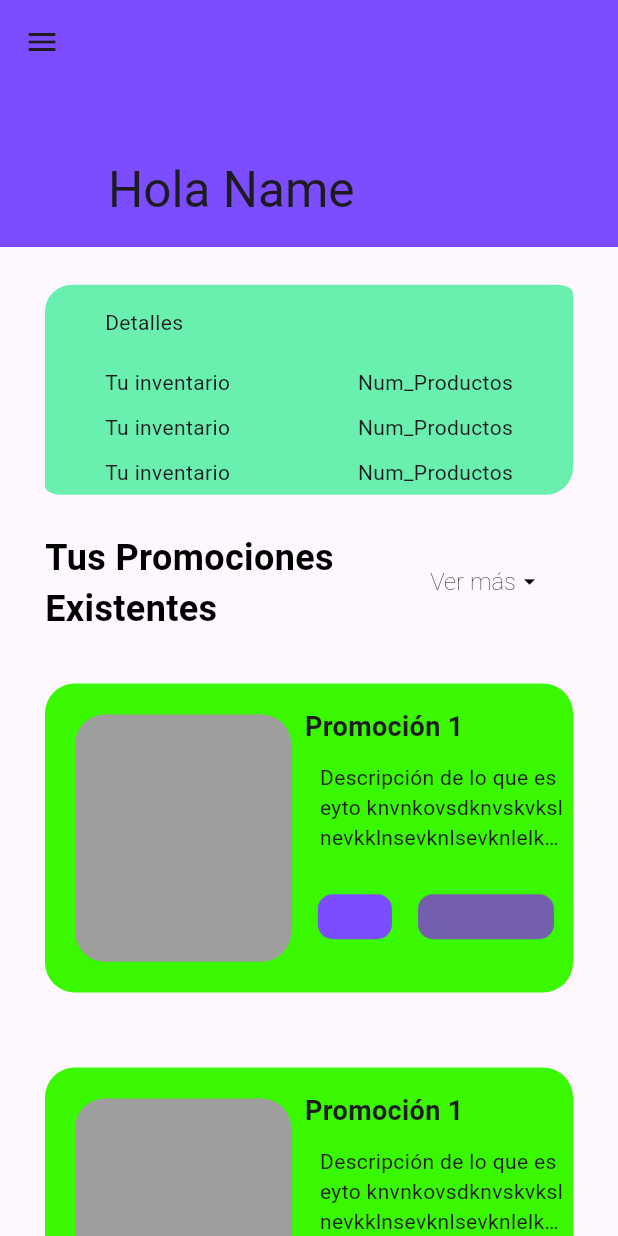
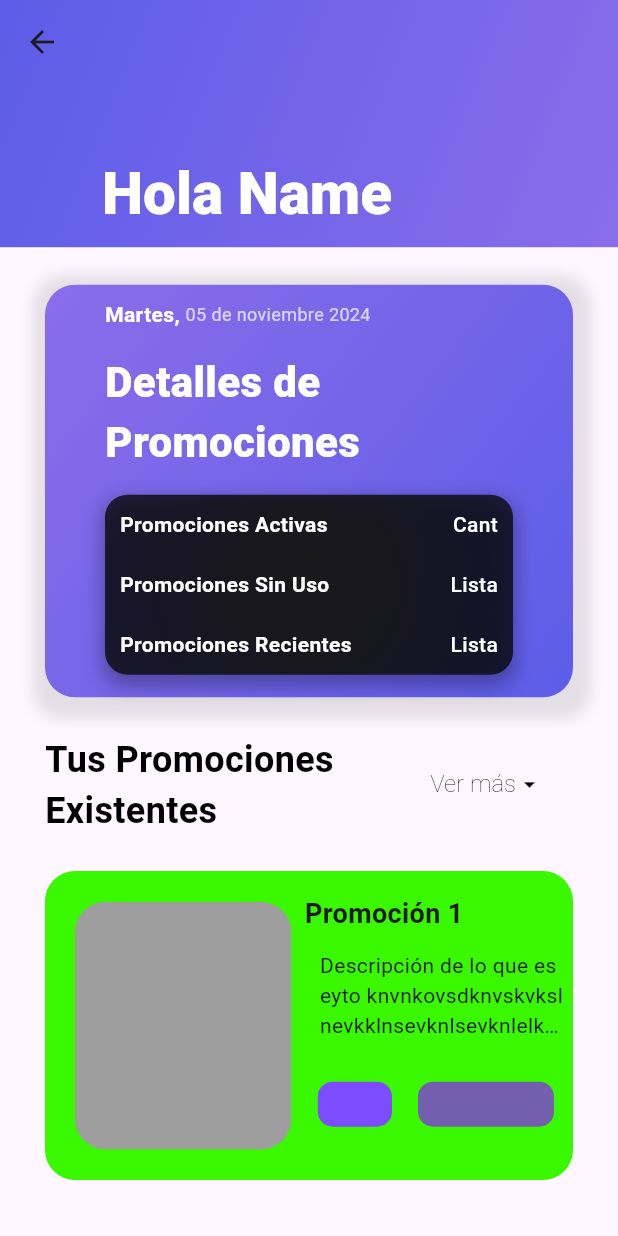
Before and after one commit to luisdavidAG/AppMovil_Tiendita, a Flutter app: the TuPromociones_Screen screen opened directly, on a phone screen of 412 x 824 dp. Run offline on Flutter 3.47's test engine with Material 3 defaults, Android fonts, the phone set to English and light mode, and no system bars; Roboto replaces fonts that are missing (creditCardSecurityCode).

Commit message:
Commit Luis David PC PRODUCTOS SCREEN -Acoplamineto del diseño general ala pantalla Promociones Screen Feddback Promociones

```diff
--- a/tiendita/lib/main.dart
+++ b/tiendita/lib/main.dart
@@ -30,7 +30,7 @@ class MyApp extends StatelessWidget {
         useMaterial3: true,
       ),
       debugShowCheckedModeBanner: false,
-      home: const home_screen(),
+      home: const loginScrenn(),
     );
   }
 }
--- a/tiendita/lib/screns/home_Screnn.dart
+++ b/tiendita/lib/screns/home_Screnn.dart
@@ -203,8 +203,8 @@ class _home_screenState extends State<home_screen> {
                                 Navigator.push(
                                   context,
                                   MaterialPageRoute(
-                                      builder: (context) =>
-                                          const TuProductos_Screnn( initialCrud:  'Ver Inventario', scrollToForm: true,)),
+                                  builder: (context) =>
+                                      const TuInventario_Screen()),
                                 );
                               },
                               child: const ConsTusProductos(),
--- a/tiendita/lib/screns/tuPromociones__Screnn.dart
+++ b/tiendita/lib/screns/tuPromociones__Screnn.dart
@@ -10,7 +10,7 @@ class TuPromociones_Screen extends StatefulWidget {
 }
 
 class _TuPromociones_ScreenState extends State<TuPromociones_Screen> {
-  //padings
+  // Padding
   final double padings_H = 30;
   final double padings_V = 25;
 
@@ -19,21 +19,57 @@ class _TuPromociones_ScreenState extends State<TuPromociones_Screen> {
     Size pantalla = MediaQuery.of(context).size;
 
     return Scaffold(
-      //appBar:
-      //Cuerpo
       body: SafeArea(
         child: CustomScrollView(
           slivers: [
             SliverAppBar(
-              leading: Icon(Icons.menu),
-              expandedHeight: pantalla.height * .20,
+              backgroundColor: const Color(0xFF5C5DE9),
+              expandedHeight: pantalla.height * 0.2,
               floating: false,
               pinned: true,
-              flexibleSpace: FlexibleSpaceBar(
-                background: Container(
-                  color: Colors.deepPurpleAccent,
-                ),
-                title: Text('Hola Name'),
+              flexibleSpace: LayoutBuilder(
+                builder: (BuildContext context, BoxConstraints constraints) {
+                  double expansionFraction = (constraints.maxHeight - kToolbarHeight) /
+                      (pantalla.height * 0.2 - kToolbarHeight);
+                  return FlexibleSpaceBar(
+                    background: Container(
+                      decoration: const BoxDecoration(
+                        gradient: LinearGradient(
+                          colors: [Color(0xFF5C5DE9), Color(0xFF8A6DE9)],
+                          begin: Alignment.topLeft,
+                          end: Alignment.bottomRight,
+                        ),
+                      ),
+                    ),
+                    title: Row(
+                      children: [
+                        const SizedBox(width: 40),
+                        TweenAnimationBuilder<double>(
+                          tween: Tween<double>(begin: 0.0, end: 1.0),
+                          duration: const Duration(milliseconds: 800),
+                          builder: (context, value, child) {
+                            return Opacity(
+                              opacity: value,
+                              child: Transform.translate(
+                                offset: Offset(0, 0),
+                                child: Text(
+                                  expansionFraction < 0.5 ? 'Promociones' : 'Hola Name',
+                                  style: TextStyle(
+                                    color: Colors.white,
+                                    fontSize: expansionFraction < 0.5 ? 24 : 26,
+                                    fontWeight: FontWeight.w900,
+                                  ),
+                                ),
+                              ),
+                            );
+                          },
+                        ),
+                      ],
+                    ),
+                    centerTitle: true,
+                    titlePadding: EdgeInsets.only(left: 8, bottom: 10),
+                  );
+                },
               ),
             ),
             SliverList(
@@ -44,81 +80,59 @@ class _TuPromociones_ScreenState extends State<TuPromociones_Screen> {
                     vertical: padings_V,
                   ),
                   child: Column(
+                    crossAxisAlignment: CrossAxisAlignment.start,
                     children: [
-                      //Este es el feed back de promociones
-                      //Este es el Feedback Creo que tendre que hacer uno por cada uno :,vvvv
+                      // Feedback para promociones
                       const FBPromociones(),
-                      //Despues son los titulos
+
+                      // Título de la sección 'Tus Promociones'
                       Padding(
-                        padding: EdgeInsets.only(bottom: 10, top: 25),
+                        padding: EdgeInsets.only(top: padings_V),
                         child: Container(
                           height: pantalla.height * .08,
                           alignment: Alignment.centerLeft,
                           child: Row(
                             mainAxisAlignment: MainAxisAlignment.spaceBetween,
                             children: [
-                              // Título de la sección 'Tus Productos'
                               const Text(
                                 'Tus Promociones \nExistentes',
                                 style: TextStyle(
                                   decoration: TextDecoration.none,
-                                  fontFamily:
-                                      AutofillHints.creditCardSecurityCode,
+                                  fontFamily: AutofillHints.creditCardSecurityCode,
                                   fontSize: 24,
                                   color: Color.fromARGB(255, 0, 0, 0),
                                   fontWeight: FontWeight.bold,
                                 ),
                               ),
-                              const SizedBox(height: 100),
-                              // Botón 'Más Vendidos'
                               OutlinedButton(
                                 onPressed: () {
                                   // Acción cuando se presiona el botón
-                                  // Mandar a la pantalla Tus Promociones
                                 },
                                 style: OutlinedButton.styleFrom(
-                                  foregroundColor:
-                                      const Color.fromARGB(255, 0, 0, 0),
-                                  side: BorderSide.none, // Sin borde
-                                  padding: const EdgeInsets.symmetric(
-                                    horizontal: 20,
-                                    vertical: 10,
-                                  ), // Padding interno
+                                  foregroundColor: const Color.fromARGB(255, 0, 0, 0),
+                                  side: BorderSide.none,
+                                  padding: const EdgeInsets.symmetric(horizontal: 20, vertical: 10),
                                   textStyle: const TextStyle(
                                     decoration: TextDecoration.none,
-                                    fontFamily:
-                                        AutofillHints.creditCardSecurityCode,
+                                    fontFamily: AutofillHints.creditCardSecurityCode,
                                     fontSize: 16,
                                     fontWeight: FontWeight.w200,
-                                    color: Color.fromARGB(255, 0, 0, 0),
                                   ),
                                 ),
                                 child: const Row(
-                                  mainAxisSize: MainAxisSize
-                                      .min, // Ajusta el ancho al contenido
+                                  mainAxisSize: MainAxisSize.min,
                                   children: [
-                                    Text('Ver más'), // Texto del botón
-                                    // Espacio entre texto e ícono
-                                    Icon(
-                                      Icons
-                                          .arrow_drop_down, // Flecha hacia abajo
-                                      color: Color.fromARGB(
-                                          255, 0, 0, 0), // Color del ícono
-                                    ),
+                                    Text('Ver más'),
+                                    Icon(Icons.arrow_drop_down),
                                   ],
                                 ),
-                              )
+                              ),
                             ],
                           ),
                         ),
                       ),
-                      //y las cartas de las promociones
-                      //TODO Checar lo de generar las promociones
-                      /*  const Row(
-                        children: [
-                          Text('Aqui van las mugres promociones'),
-                        ],
-                      ),*/
+
+                      // Cartas de promociones
                       Column(
                         children: [
                           Carta_Promocion(),
@@ -130,7 +144,7 @@ class _TuPromociones_ScreenState extends State<TuPromociones_Screen> {
                     ],
                   ),
                 ),
-                childCount: 1, // Ajusta según el número de elementos
+                childCount: 1,
               ),
             ),
           ],
--- a/tiendita/lib/widgets/Personalizados_Screnns/FeedBack_Promociones.dart
+++ b/tiendita/lib/widgets/Personalizados_Screnns/FeedBack_Promociones.dart
@@ -10,65 +10,199 @@ class FBPromociones extends StatefulWidget {
 class _FBPromocionesState extends State<FBPromociones> {
   final double padings_H = 40;
   final double padings_V = 25;
+  late String formattedDate;
+
+  @override
+  void initState() {
+    super.initState();
+    DateTime now = DateTime.now();
+    List<String> days = ["Domingo", "Lunes", "Martes", "Miércoles", "Jueves", "Viernes", "Sábado"];
+    List<String> months = [
+      "enero", "febrero", "marzo", "abril", "mayo", "junio",
+      "julio", "agosto", "septiembre", "octubre", "noviembre", "diciembre"
+    ];
+
+    String dayOfWeek = days[now.weekday % 7];
+    String day = now.day.toString().padLeft(2, '0');
+    String month = months[now.month - 1];
+    String year = now.year.toString();
+    formattedDate = "$dayOfWeek, $day de $month $year";
+  }
 
   @override
   Widget build(BuildContext context) {
     Size pantalla = MediaQuery.of(context).size;
     return Container(
-     // height: pantalla.height*.40,
       width: pantalla.width,
-
-      //DECORACIONES
       decoration: BoxDecoration(
-        color: Colors.greenAccent,
-        borderRadius: BorderRadius.only(topLeft: Radius.circular(18),bottomRight: Radius.circular(18), bottomLeft: Radius.elliptical(10,6),topRight: Radius.elliptical(10,6))
+        borderRadius: BorderRadius.circular(20),
+        gradient: const LinearGradient(
+          colors: [Color(0xFF8A6DE9), Color(0xFF5C5DE9)],
+          begin: Alignment.topLeft,
+          end: Alignment.bottomRight,
+        ),
+        boxShadow: [
+          BoxShadow(
+            color: Colors.black.withOpacity(0.1),
+            spreadRadius: 10,
+            blurRadius: 8,
+            offset: Offset(2, 4),
+          ),
+        ],
       ),
 
-      //Contenido
+      // Contenido
+      child: Column(
+        crossAxisAlignment: CrossAxisAlignment.start,
+        children: [
+          const SizedBox(height: 10),
+
+          // Fecha en la parte superior
+          Padding(
+            padding: EdgeInsets.symmetric(horizontal: padings_H),
+            child: Row(
+              children: [
+                Text(
+                  formattedDate.split(" ")[0] + " ",
+                  style: const TextStyle(
+                    fontSize: 14,
+                    fontWeight: FontWeight.bold,
+                    color: Colors.white,
+                  ),
+                ),
+                Text(
+                  formattedDate.substring(formattedDate.indexOf(" ") + 1),
+                  style: const TextStyle(
+                    fontSize: 12,
+                    color: Colors.white70,
+                  ),
+                ),
+              ],
+            ),
+          ),
+
+          // Título principal
+          Container(
+            margin: EdgeInsets.symmetric(horizontal: padings_H, vertical: 15),
+            alignment: Alignment.centerLeft,
+            child: const Text(
+              'Detalles de Promociones',
+              style: TextStyle(
+                fontSize: 28,
+                fontWeight: FontWeight.w900,
+                color: Colors.white,
+              ),
+            ),
+          ),
+
+          // Campos informativos
+          Padding(
+            padding: EdgeInsets.symmetric(horizontal: padings_H),
+            child: Container(
+              decoration: BoxDecoration(
+                color: Color(0xFF1A1A1A),
+                borderRadius: BorderRadius.circular(15),
+                gradient: RadialGradient(
+                  colors: [
+                    Color(0xFF1A1A1A),
+                    Color(0xFF000000).withOpacity(0.7),
+                  ],
+                  radius: 1.5,
+                  center: Alignment.center,
+                ),
+                boxShadow: [
+                  BoxShadow(
+                    color: Colors.black.withOpacity(0.3),
+                    spreadRadius: 2,
+                    blurRadius: 10,
+                    offset: const Offset(0, 5),
+                  ),
+                ],
+              ),
               child: Column(
                 children: [
-          Container(
-            margin: EdgeInsets.symmetric(horizontal:padings_H,vertical: 15),
-            alignment: Alignment.centerLeft,
-            child: Text('Detalles')),
                   Padding(
-            padding: EdgeInsets.symmetric(horizontal: padings_H, vertical:5 ),
+                    padding: const EdgeInsets.symmetric(horizontal: 10, vertical: 10),
                     child: Row(
                       mainAxisAlignment: MainAxisAlignment.spaceBetween,
                       children: [
-                //Titulo
-                Text('Tu inventario'),
-                //Contenido que cambia XD
-                Text('Num_Productos')
+                        SizedBox(
+                          width: pantalla.width * .40,
+                          child: const Text(
+                            'Promociones Activas',
+                            style: TextStyle(
+                              color: Colors.white,
+                              fontWeight: FontWeight.bold,
+                            ),
+                          ),
+                        ),
+                        const Text(
+                          'Cant',
+                          style: TextStyle(
+                            color: Colors.white,
+                            fontWeight: FontWeight.w500,
+                          ),
+                        ),
                       ],
                     ),
                   ),
                   Padding(
-            padding: EdgeInsets.symmetric(horizontal: padings_H, vertical:5 ),
+                    padding: const EdgeInsets.symmetric(horizontal: 10, vertical: 10),
                     child: Row(
                       mainAxisAlignment: MainAxisAlignment.spaceBetween,
                       children: [
-                //Titulo
-                Text('Tu inventario'),
-                //Contenido que cambia XD
-                Text('Num_Productos')
+                        SizedBox(
+                          width: pantalla.width * .40,
+                          child: const Text(
+                            'Promociones Sin Uso',
+                            style: TextStyle(
+                              color: Colors.white,
+                              fontWeight: FontWeight.bold,
+                            ),
+                          ),
+                        ),
+                        const Text(
+                          'Lista',
+                          style: TextStyle(
+                            color: Colors.white,
+                            fontWeight: FontWeight.w500,
+                          ),
+                        ),
                       ],
                     ),
                   ),
                   Padding(
-            padding: EdgeInsets.symmetric(horizontal: padings_H, vertical:5 ),
+                    padding: const EdgeInsets.symmetric(horizontal: 10, vertical: 10),
                     child: Row(
                       mainAxisAlignment: MainAxisAlignment.spaceBetween,
                       children: [
-                //Titulo
-                Text('Tu inventario'),
-                //Contenido que cambia XD
-                Text('Num_Productos')
+                        SizedBox(
+                          width: pantalla.width * .40,
+                          child: const Text(
+                            'Promociones Recientes',
+                            style: TextStyle(
+                              color: Colors.white,
+                              fontWeight: FontWeight.bold,
+                            ),
+                          ),
+                        ),
+                        const Text(
+                          'Lista',
+                          style: TextStyle(
+                            color: Colors.white,
+                            fontWeight: FontWeight.w500,
+                          ),
+                        ),
                       ],
                     ),
                   ),
                 ],
               ),
+            ),
+          ),
+          const SizedBox(height: 15),
+        ],
+      ),
     );
   }
 }
```
Lines whose indentation alone changed are shown as unchanged.
